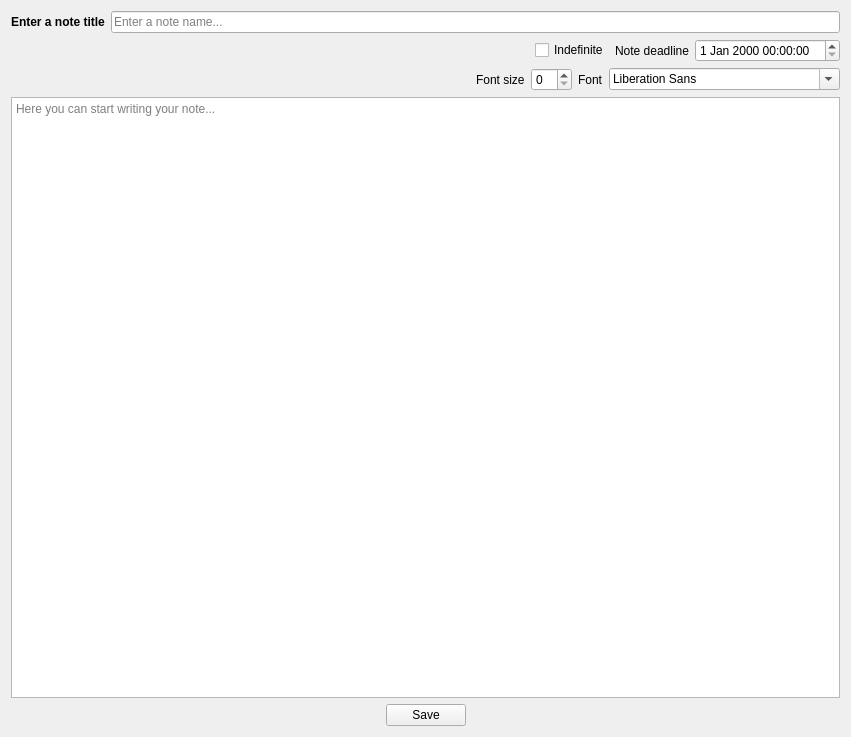
Above: Notessa/text_note/ui/create_textnote_widget.ui from Eixini/Notessa before the change. Below: the same form after it.
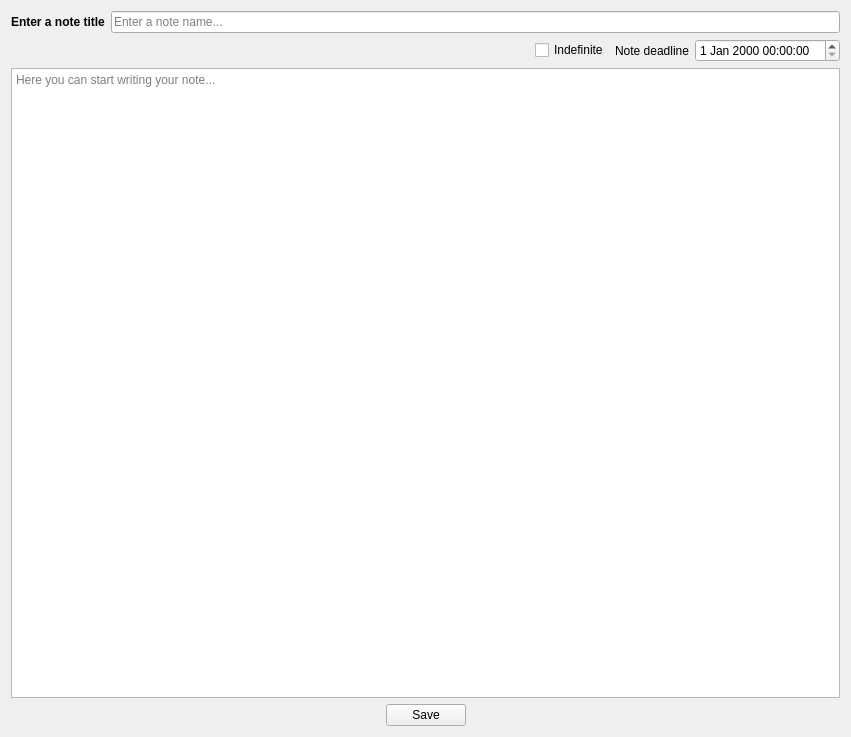
That is the form after the change. Icons and pictures are not drawn.

The edit to the form file:
```diff
--- a/Notessa/text_note/ui/create_textnote_widget.ui
+++ b/Notessa/text_note/ui/create_textnote_widget.ui
@@ -85,51 +85,6 @@
      </item>
     </layout>
    </item>
-   <item>
-    <layout class="QHBoxLayout" name="horizontalLayout_5">
-     <item>
-      <spacer name="horizontalSpacer_4">
-       <property name="orientation">
-        <enum>Qt::Horizontal</enum>
-       </property>
-       <property name="sizeHint" stdset="0">
-        <size>
-         <width>40</width>
-         <height>20</height>
-        </size>
-       </property>
-      </spacer>
-     </item>
-     <item>
-      <layout class="QHBoxLayout" name="horizontalLayout_3">
-       <item>
-        <widget class="QLabel" name="font_size_label">
-         <property name="text">
-          <string>Font size</string>
-         </property>
-        </widget>
-       </item>
-       <item>
-        <widget class="QSpinBox" name="font_size_spinbox"/>
-       </item>
-      </layout>
-     </item>
-     <item>
-      <layout class="QHBoxLayout" name="horizontalLayout_4">
-       <item>
-        <widget class="QLabel" name="font_label">
-         <property name="text">
-          <string>Font</string>
-         </property>
-        </widget>
-       </item>
-       <item>
-        <widget class="QFontComboBox" name="font_combobox"/>
-       </item>
-      </layout>
-     </item>
-    </layout>
-   </item>
    <item>
     <widget class="QTextEdit" name="textnote_contents">
      <property name="horizontalScrollBarPolicy">
```
Left out of the diff: 8 changed lines with no effect on the pictures.
